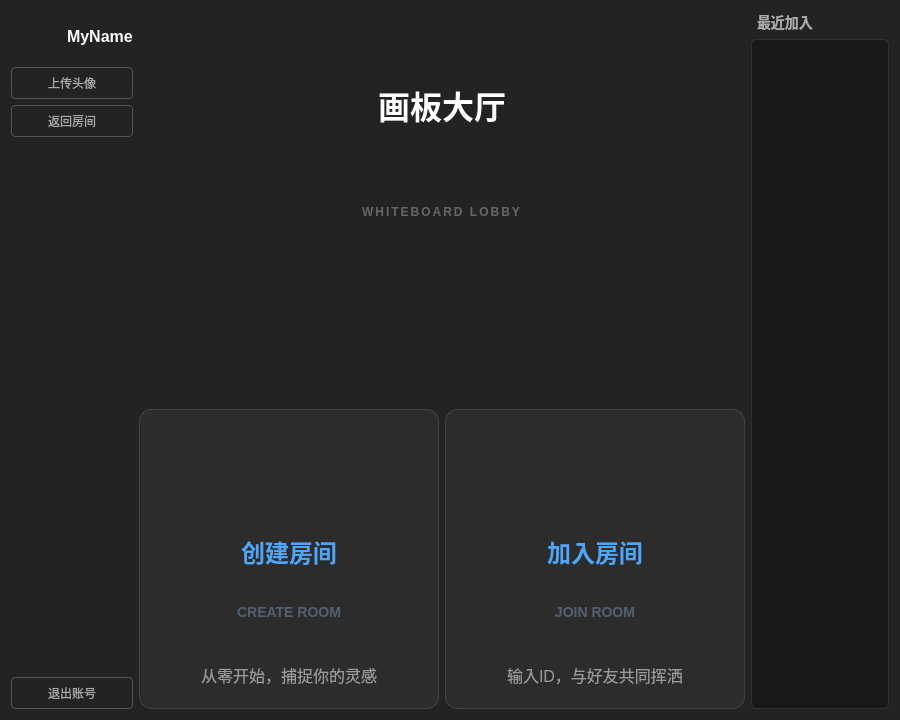
Qt form DBClient/lobbywidget.ui (shanzhi7/CoBoard-Cpp) before a commit.
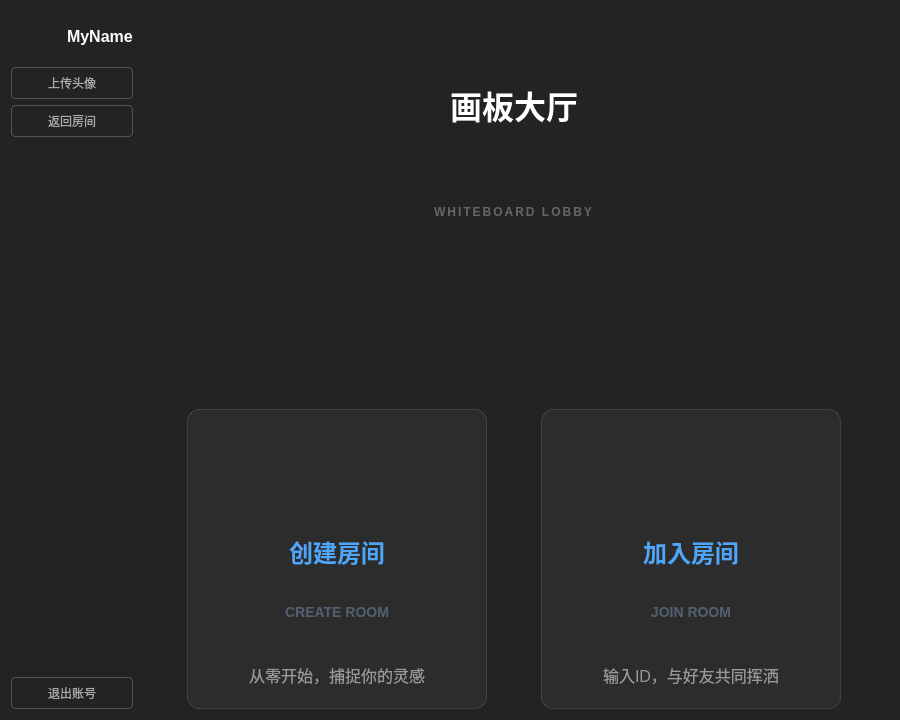
The same form after that commit. Icons and pictures are not drawn. Custom widgets are drawn as their Qt base class.

What changed in the file:
```diff
--- a/DBClient/lobbywidget.ui
+++ b/DBClient/lobbywidget.ui
@@ -87,44 +87,6 @@
 }
 
 
-/* ================== 右侧：历史记录列表 ================== */
-/* 标题：最近加入 */
-QLabel#history_lbl {
-    color: #aaaaaa;
-    font-size: 14px;
-    font-weight: bold;
-    padding-left: 2px;
-    border: none;
-}
-
-/* 列表控件本身 */
-QListWidget#history_list {
-    background-color: rgba(0, 0, 0, 80); /* 比大背景更黑一点，形成深邃感 */
-    border-radius: 6px;
-	border: 1px solid rgba(255, 255, 255, 20); /* 微微的白边，增加精致感 */
-}
-
-/* 列表里的每一项 */
-QListWidget#history_list::item {
-    height: 40px;
-    color: #cccccc;
-    padding-left: 10px;
-    border-bottom: 1px solid #2d2d2d; /* 每一行加个极淡的分隔线 */
-}
-
-/* 鼠标悬停在列表项上 */
-QListWidget#history_list::item:hover {
-    background-color: #3a3a3d;
-    color: #ffffff;
-}
-
-/* 选中列表项 */
-QListWidget#history_list::item:selected {
-    background-color: #0e639c; /* 选中变为深蓝色 */
-    color: #ffffff;
-    border-left: 3px solid #ffffff; /* 左侧加个亮条 */
-}
-
 /* ================== 左侧：用户侧边栏 ================== */
 /* 用户昵称 */
 QLabel#name_lbl {
@@ -134,7 +96,7 @@
     border: none;
 }
 
-/* 退出账号按钮 (pushButton) - 幽灵按钮风格 */
+/* 侧边栏按钮 - 幽灵按钮风格 */
 QPushButton{
     background-color: transparent;
     border: 1px solid #555555;
@@ -574,33 +536,6 @@
      </item>
     </layout>
    </item>
-   <item>
-    <layout class="QVBoxLayout" name="verticalLayout_6">
-     <item>
-      <widget class="QLabel" name="history_lbl">
-       <property name="maximumSize">
-        <size>
-         <width>200</width>
-         <height>16777215</height>
-        </size>
-       </property>
-       <property name="text">
-        <string>最近加入</string>
-       </property>
-      </widget>
-     </item>
-     <item>
-      <widget class="QListWidget" name="history_list">
-       <property name="maximumSize">
-        <size>
-         <width>200</width>
-         <height>16777215</height>
-        </size>
-       </property>
-      </widget>
-     </item>
-    </layout>
-   </item>
   </layout>
  </widget>
  <customwidgets>
```
Left out of the diff: 2 changed lines with no effect on the pictures.
